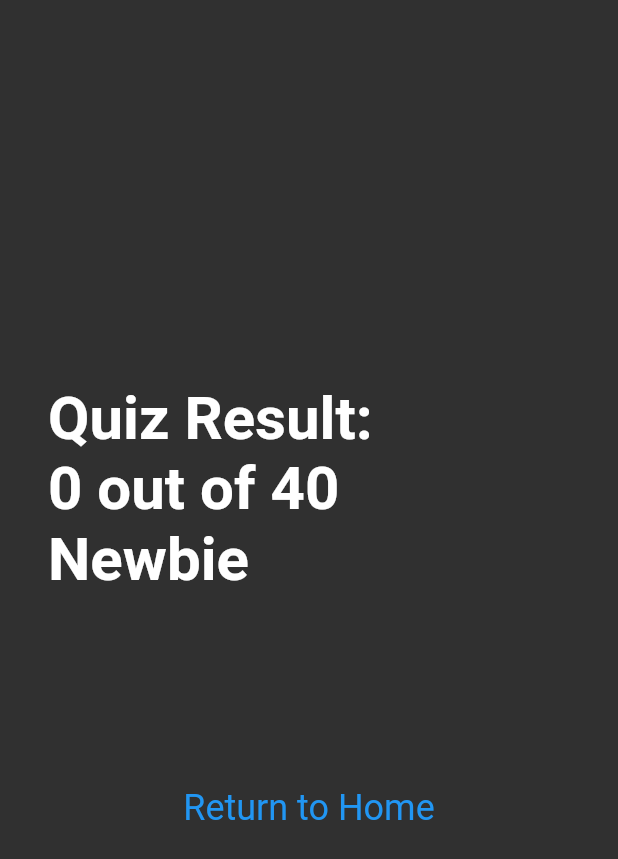
After one commit to mattop1709/pilot, a Flutter app: the ScoreScreen screen opened directly, on a phone screen of 412 x 824 dp. The commit adds this screen. Shown: the top 859 px of the screen. Run offline on Flutter 3.47's test engine with Material 2 defaults, Android fonts, the phone set to English and light mode, and no system bars; our stand-ins replace get.

Commit message:
finish up remaining screen

```diff
--- a/lib/main.dart
+++ b/lib/main.dart
@@ -17,6 +17,6 @@ class MyApp extends StatelessWidget {
         title: this.appTitle,
         debugShowCheckedModeBanner: false,
         theme: ThemeData.dark(),
-        home: WelcomePage());
+        home: WelcomeScreen());
   }
 }
--- a/lib/screens/question.dart
+++ b/lib/screens/question.dart
@@ -15,7 +15,7 @@ class QuestionPage extends StatelessWidget {
   QuestionPage({Key? key}) : super(key: key);
 
   /* need to add controller */
-  QuestionController _questionController = Get.put(QuestionController());
+  final QuestionController _questionController = Get.put(QuestionController());
 
   @override
   Widget build(BuildContext context) {
--- /dev/null
+++ b/lib/screens/score.dart
@@ -0,0 +1,51 @@
+import 'package:flutter/material.dart';
+import 'package:get/get.dart';
+import '../controllers/question_controller.dart';
+import './welcome.dart';
+import '../styles/text.dart' as style;
+
+class ScoreScreen extends StatelessWidget {
+  ScoreScreen({Key? key}) : super(key: key);
+
+  @override
+  Widget build(BuildContext context) {
+    QuestionController _questionController = Get.put(QuestionController());
+
+    String _handleResult() {
+      int answer = _questionController.numberOfCorrectAnswers;
+      if (answer == 4) return 'Hacker';
+      if (answer >= 2 && answer <= 3) return 'Pro';
+      return 'Newbie';
+    }
+
+    void _handleButton() {
+      Get.to(() => WelcomeScreen());
+    }
+
+    return Scaffold(
+        body: Padding(
+      padding: EdgeInsets.all(32),
+      child: Column(
+        crossAxisAlignment: CrossAxisAlignment.start,
+        children: [
+          Spacer(flex: 2),
+          Text(
+              'Quiz Result: \n${_questionController.numberOfCorrectAnswers * 10} out of ${_questionController.questions.length * 10}\n${_handleResult()}',
+              style: style.getHeadlineV2Bold()),
+          Spacer(flex: 1),
+          InkWell(
+              onTap: _handleButton,
+              child: Container(
+                  alignment: Alignment.center,
+                  width: double.infinity,
+                  padding: EdgeInsets.all(16),
+                  decoration: BoxDecoration(
+                      borderRadius: BorderRadius.all(Radius.circular(16))),
+                  child:
+                      Text('Return to Home', style: style.getFootnoteText()))),
+          Spacer(flex: 2)
+        ],
+      ),
+    ));
+  }
+}
--- a/lib/screens/welcome.dart
+++ b/lib/screens/welcome.dart
@@ -1,9 +1,9 @@
 import 'package:flutter/material.dart';
 import 'package:get/get.dart';
+import './question.dart';
 import '../styles/text.dart' as style;
-import './question.dart';
 
-class WelcomePage extends StatelessWidget {
+class WelcomeScreen extends StatelessWidget {
   @override
   Widget build(BuildContext context) {
     return Scaffold(
@@ -32,7 +32,7 @@ class WelcomePage extends StatelessWidget {
                 ),
                 Spacer(flex: 1),
                 InkWell(
-                    onTap: () => Get.to(QuestionPage()),
+                    onTap: () => Get.to(() => QuestionPage()),
                     child: Container(
                         alignment: Alignment.center,
                         width: double.infinity,
```
Also changed, not shown: lib/controllers/question_controller.dart (+14 -4 lines).
